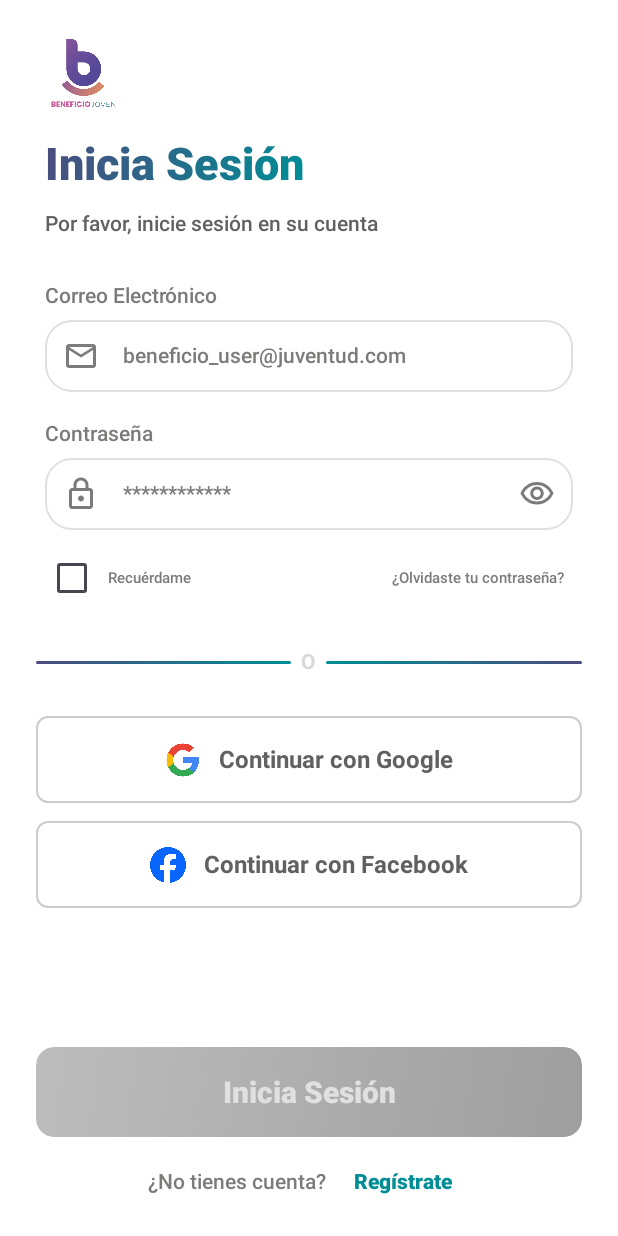
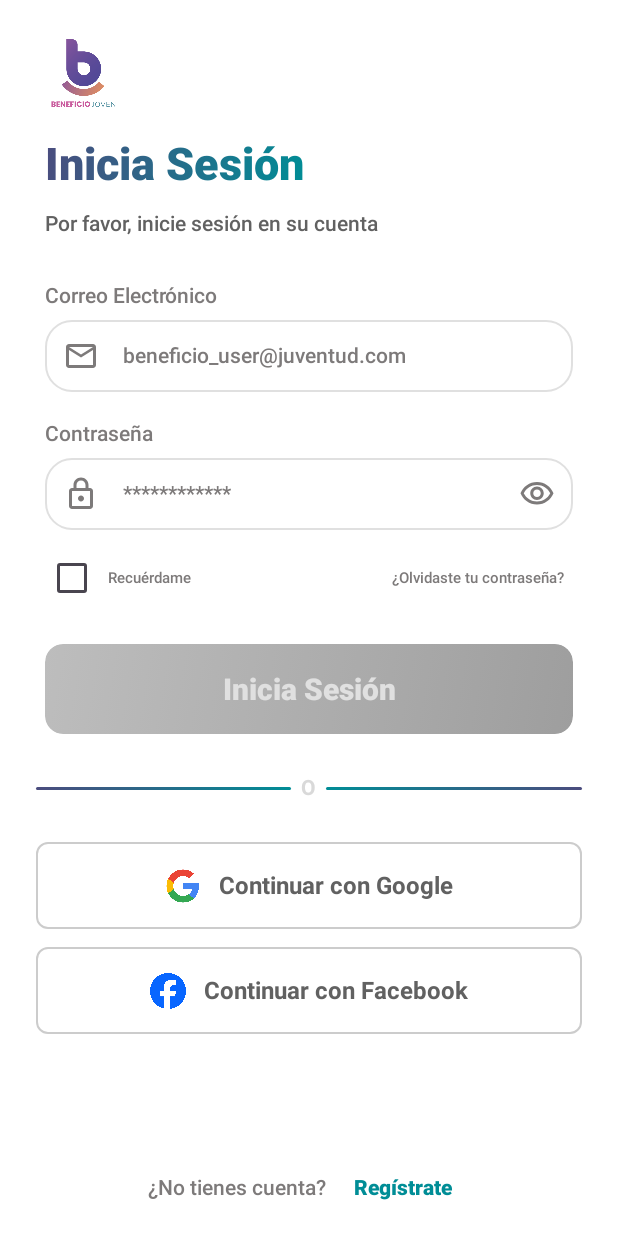
Before and after one commit to A01800593CEM/Beneficio_Juventud, an Android app built with Jetpack Compose: the @Preview function PreviewLogin, on a phone screen of 412 x 824 dp. Run offline under Robolectric (Android 15) with nearby library versions, the phone set to English and light mode, and no system bars; libraries missing offline, so code that uses them is left out: com.amplifyframework, com.amplifyframework.auth, com.amplifyframework.core; Roboto replaces fonts that are not available here; 1 statement that could not run was skipped.

Commit message:
Login Changes Again

```diff
--- a/app/src/main/java/mx/itesm/beneficiojuventud/view/Login.kt
+++ b/app/src/main/java/mx/itesm/beneficiojuventud/view/Login.kt
@@ -91,25 +91,12 @@ fun Login(
     Scaffold(
         contentWindowInsets = WindowInsets(0, 0, 0, 0),
         bottomBar = {
-            Column(
+            Row(
                 modifier = Modifier
                     .fillMaxWidth()
                     .windowInsetsPadding(WindowInsets.navigationBars)
                     .windowInsetsPadding(WindowInsets.ime)
-                    .padding(horizontal = 24.dp, vertical = 8.dp)
-            ) {
-                MainButton(
-                    text = if (authState.isLoading) "Iniciando sesión..." else "Inicia Sesión",
-                    enabled = !authState.isLoading && email.isNotEmpty() && password.isNotEmpty(),
-                    modifier = Modifier.fillMaxWidth()
-                ) {
-                    showError = false
-                    authViewModel.signIn(email, password)
-                }
-                Row(
-                    modifier = Modifier
-                        .fillMaxWidth()
-                        .padding(top = 6.dp, bottom = 4.dp),
+                    .padding(horizontal = 24.dp, vertical = 8.dp),
                 horizontalArrangement = Arrangement.Center,
                 verticalAlignment = Alignment.CenterVertically
             ) {
@@ -125,7 +112,6 @@ fun Login(
                 }
             }
         }
-        }
     ) { innerPadding ->
         Box(
             modifier = modifier
@@ -135,7 +121,7 @@ fun Login(
                 .dismissKeyboardOnTap()
         ) {
             LazyColumn(
-                userScrollEnabled = false,
+                userScrollEnabled = true,
                 modifier = Modifier
                     .fillMaxSize()
                     .padding(horizontal = 24.dp, vertical = 24.dp),
@@ -223,6 +209,21 @@ fun Login(
                         }
                     }
                 }
+
+                // BOTÓN PRINCIPAL EN EL CONTENIDO
+                item {
+                    MainButton(
+                        text = if (authState.isLoading) "Iniciando sesión..." else "Inicia Sesión",
+                        enabled = !authState.isLoading && email.isNotEmpty() && password.isNotEmpty(),
+                        modifier = Modifier
+                            .fillMaxWidth()
+                            .padding(horizontal = 6.dp, vertical = 12.dp)
+                    ) {
+                        showError = false
+                        authViewModel.signIn(email, password)
+                    }
+                }
+
                 if (showError && errorMessage.isNotEmpty()) {
                     item {
                         Card(
@@ -248,7 +249,9 @@ fun Login(
                         }
                     }
                 }
+
                 item { GradientDivider_OR(modifier = Modifier.padding(vertical = 16.dp)) }
+
                 item {
                     AltLoginButton(
                         text = "Continuar con Google",
```
Lines whose indentation alone changed are shown as unchanged.
